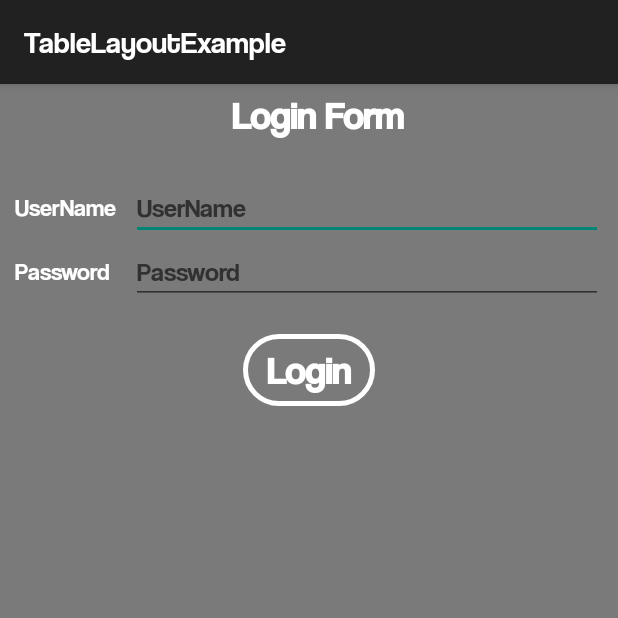
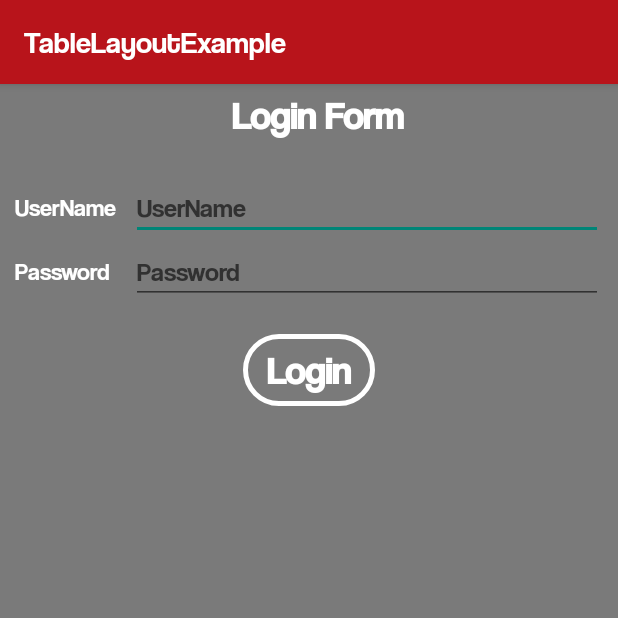
Before and after one commit to DS-Android-Java/JobApplications, an Android app: the screen it shows after launch (MainActivity), on a phone screen of 412 x 824 dp, the top half of it. Run offline under Robolectric (Android 15) with nearby library versions, the phone set to English and light mode, and no system bars.

Commit message:
Colores action

```diff
--- a/app/src/main/java/example/abhiandriod/tablelayoutexample/MainActivity.java
+++ b/app/src/main/java/example/abhiandriod/tablelayoutexample/MainActivity.java
@@ -1,11 +1,16 @@
 package example.abhiandriod.tablelayoutexample;
 
 import android.content.Intent;
+import android.graphics.Color;
+import android.graphics.drawable.ColorDrawable;
+import android.os.Build;
+import android.support.annotation.RequiresApi;
 import android.support.v7.app.AppCompatActivity;
 import android.os.Bundle;
 import android.view.Menu;
 import android.view.MenuItem;
 import android.view.View;
+import android.view.Window;
 import android.widget.Button;
 import android.widget.EditText;
 import android.widget.Toast;
@@ -15,7 +20,9 @@ public class MainActivity extends AppCompatActivity {
     private Button loginButton;
     private EditText username;
     private EditText password;
+    private Window window;
 
+    @RequiresApi(api = Build.VERSION_CODES.LOLLIPOP)
     @Override
     protected void onCreate(Bundle savedInstanceState) {
         super.onCreate(savedInstanceState);
@@ -24,6 +31,14 @@ public class MainActivity extends AppCompatActivity {
         loginButton = (Button) findViewById(R.id.loginBtn);//Primero casting con el boton
         username = (EditText)findViewById(R.id.userName);
         password = (EditText)findViewById(R.id.password);
+
+        String primaryDark = "#ca161e";
+        String primary = "#b8141b";
+        String background = "#b8141b";
+
+        this.window = getWindow();
+        window.setStatusBarColor(Color.parseColor(primaryDark));
+        getSupportActionBar().setBackgroundDrawable(new ColorDrawable(Color.parseColor(primary)));
 
         // perform click event on the button
         loginButton.setOnClickListener(new View.OnClickListener() {
```
Also changed, not shown: app/src/main/java/example/abhiandriod/tablelayoutexample/formActivity.java (+17 -0 lines), 1 other file.
